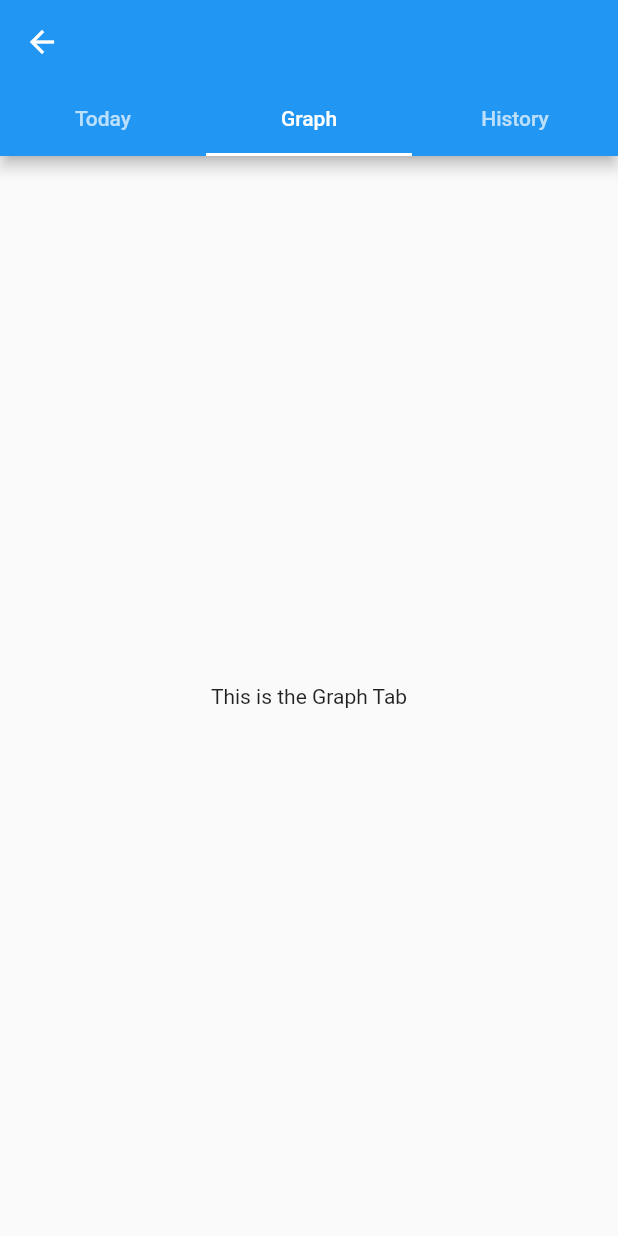
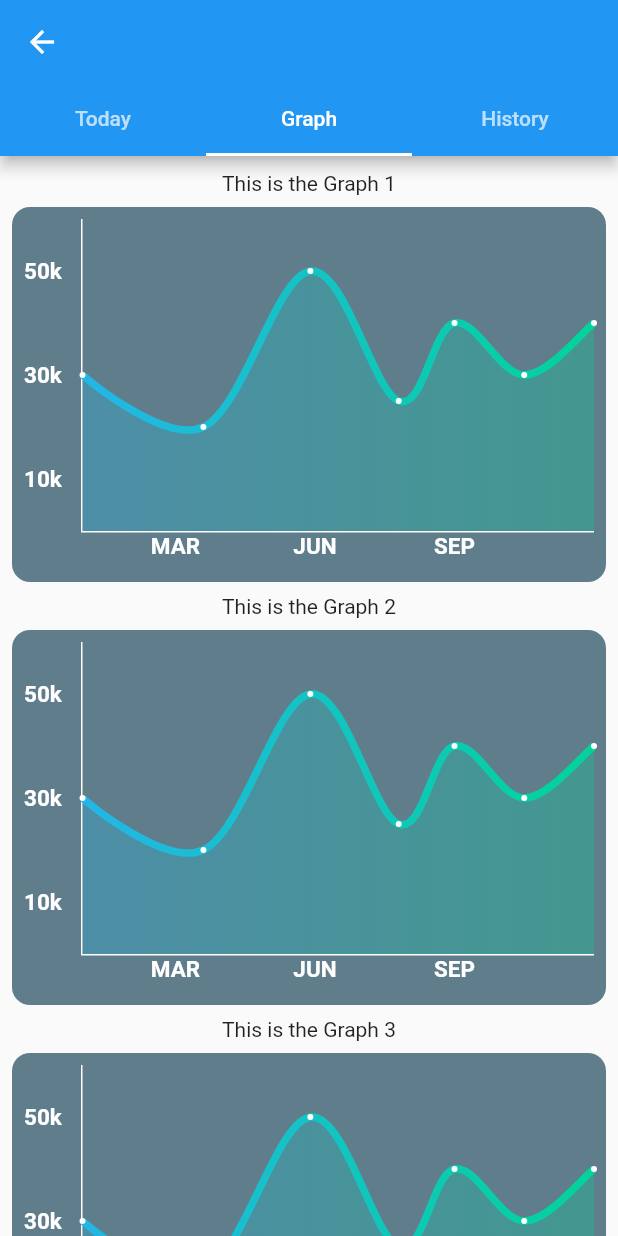
Before and after one commit to Maccas21/flutter_gym_app, a Flutter app: the ExercisesTabView screen opened directly with empty values, tab 2 chosen, on a phone screen of 412 x 824 dp. Run offline on Flutter 3.47's test engine with Material 2 defaults, Android fonts, the phone set to English and light mode, and no system bars; drawn by our look-alikes of fl_chart; our stand-ins replace hive, hive_flutter; accounts and stored records are empty.

Commit message:
added temp graphs

```diff
--- a/lib/Pages/exercise_graph_tab.dart
+++ b/lib/Pages/exercise_graph_tab.dart
@@ -1,4 +1,5 @@
 import 'package:flutter/material.dart';
+import 'package:flutter_gym_app/Util/exercise_graph.dart';
 
 class ExerciseGraphTab extends StatefulWidget {
   const ExerciseGraphTab({super.key});
@@ -10,8 +11,47 @@ class ExerciseGraphTab extends StatefulWidget {
 class _ExerciseGraphTabState extends State<ExerciseGraphTab> {
   @override
   Widget build(BuildContext context) {
-    return const Center(
-      child: Text('This is the Graph Tab'),
+    return SingleChildScrollView(
+      child: Column(
+        children: [
+          const SizedBox(
+            height: 10,
+          ),
+          const Text('This is the Graph 1'),
+          Container(
+            height: 250,
+            margin: const EdgeInsets.all(8),
+            padding: const EdgeInsets.all(8),
+            decoration: BoxDecoration(
+              color: Colors.blueGrey,
+              borderRadius: BorderRadius.circular(12),
+            ),
+            child: const ExerciseGraph(),
+          ),
+          const Text('This is the Graph 2'),
+          Container(
+            height: 250,
+            margin: const EdgeInsets.all(8),
+            padding: const EdgeInsets.all(8),
+            decoration: BoxDecoration(
+              color: Colors.blueGrey,
+              borderRadius: BorderRadius.circular(12),
+            ),
+            child: const ExerciseGraph(),
+          ),
+          const Text('This is the Graph 3'),
+          Container(
+            height: 250,
+            margin: const EdgeInsets.all(8),
+            padding: const EdgeInsets.all(8),
+            decoration: BoxDecoration(
+              color: Colors.blueGrey,
+              borderRadius: BorderRadius.circular(12),
+            ),
+            child: const ExerciseGraph(),
+          ),
+        ],
+      ),
     );
   }
 }
--- a/lib/Pages/exercises_tabview.dart
+++ b/lib/Pages/exercises_tabview.dart
@@ -67,7 +67,10 @@ class _ExercisesTabViewState extends State<ExercisesTabView> {
           title: Text(widget.exerciseName),
           bottom: TabBar(tabs: tabBar),
         ),
-        body: TabBarView(children: tabs),
+        body: TabBarView(
+          physics: const NeverScrollableScrollPhysics(),
+          children: tabs,
+        ),
       ),
     );
   }
--- /dev/null
+++ b/lib/Util/exercise_graph.dart
@@ -0,0 +1,200 @@
+import 'package:flutter/material.dart';
+import 'package:fl_chart/fl_chart.dart';
+
+class ExerciseGraph extends StatefulWidget {
+  const ExerciseGraph({super.key});
+
+  @override
+  State<ExerciseGraph> createState() => _ExerciseGraphState();
+}
+
+class _ExerciseGraphState extends State<ExerciseGraph> {
+  final List<Color> gradientColors = [
+    const Color(0xff23b6e6),
+    const Color(0xff02d39a),
+  ];
+
+  TextStyle textStyle = const TextStyle(
+    color: Colors.white,
+    fontWeight: FontWeight.bold,
+    fontSize: 15,
+  );
+
+  @override
+  Widget build(BuildContext context) {
+    return LineChart(
+      LineChartData(
+        minX: 0,
+        maxX: 11,
+        minY: 0,
+        maxY: 6,
+        // XY LABELS
+        titlesData: FlTitlesData(
+          show: true,
+          topTitles: const AxisTitles(),
+          rightTitles: const AxisTitles(),
+          leftTitles: AxisTitles(
+            sideTitles: SideTitles(
+              showTitles: true,
+              getTitlesWidget: (value, meta) {
+                switch (value.toInt()) {
+                  case 1:
+                    return Text(
+                      '10k',
+                      style: textStyle,
+                    );
+                  case 3:
+                    return Text(
+                      '30k',
+                      style: textStyle,
+                    );
+                  case 5:
+                    return Text(
+                      '50k',
+                      style: textStyle,
+                    );
+                }
+                return const Text('');
+              },
+              reservedSize: 38,
+            ),
+          ),
+          bottomTitles: AxisTitles(
+            sideTitles: SideTitles(
+                showTitles: true,
+                getTitlesWidget: (value, meta) {
+                  switch (value.toInt()) {
+                    case 2:
+                      return Text(
+                        'MAR',
+                        style: textStyle,
+                      );
+                    case 5:
+                      return Text(
+                        'JUN',
+                        style: textStyle,
+                      );
+                    case 8:
+                      return Text(
+                        'SEP',
+                        style: textStyle,
+                      );
+                  }
+                  return const Text('');
+                },
+                reservedSize: 25),
+          ),
+        ),
+        // GRID LINES
+        gridData: FlGridData(
+          drawHorizontalLine: false,
+          drawVerticalLine: false,
+          getDrawingHorizontalLine: (value) {
+            return const FlLine(
+              color: Colors.white,
+              strokeWidth: 1,
+            );
+          },
+          getDrawingVerticalLine: (value) {
+            return const FlLine(
+              color: Colors.white,
+              strokeWidth: 1,
+            );
+          },
+        ),
+        // BORDER LINES
+        borderData: FlBorderData(
+          show: true,
+          border: const Border(
+            left: BorderSide(
+              color: Colors.white,
+              width: 1,
+            ),
+            bottom: BorderSide(
+              color: Colors.white,
+              width: 1,
+            ),
+          ),
+        ),
+        // DATA POINTS
+        lineBarsData: [
+          LineChartBarData(
+              spots: [
+                const FlSpot(0, 3),
+                const FlSpot(2.6, 2),
+                const FlSpot(4.9, 5),
+                const FlSpot(6.8, 2.5),
+                const FlSpot(8, 4),
+                const FlSpot(9.5, 3),
+                const FlSpot(11, 4),
+              ],
+              isCurved: true,
+              gradient: LinearGradient(
+                colors: gradientColors,
+              ),
+              barWidth: 5,
+              // DOT POINTS
+              dotData: FlDotData(
+                show: true,
+                getDotPainter: (spot, percent, barData, index) {
+                  return FlDotCirclePainter(
+                    radius: 2,
+                    color: Colors.white,
+                    strokeWidth: 0,
+                  );
+                },
+              ),
+              belowBarData: BarAreaData(
+                  show: true,
+                  gradient: LinearGradient(
+                    colors: gradientColors
+                        .map((color) => color.withOpacity(0.3))
+                        .toList(),
+                  ))),
+        ],
+        // TOUCH POINTS AND LABELS
+        lineTouchData: LineTouchData(
+          getTouchedSpotIndicator: (barData, spotIndexes) {
+            return spotIndexes.map((spotIndex) {
+              return TouchedSpotIndicatorData(
+                // LINE UNDER POINT
+                const FlLine(
+                  color: Colors.cyanAccent,
+                  strokeWidth: 1,
+                ),
+                // DOT POINT
+                FlDotData(
+                  getDotPainter: (spot, percent, barData, index) {
+                    return FlDotCirclePainter(
+                      radius: 2,
+                      color: Colors.white,
+                      strokeWidth: 0,
+                    );
+                  },
+                ),
+              );
+            }).toList();
+          },
+          // TOUCH LABEL
+          touchTooltipData: LineTouchTooltipData(
+            tooltipBgColor: Colors.blueGrey.shade400,
+            getTooltipItems: (List<LineBarSpot> touchedSpots) {
+              return touchedSpots.map((flSpot) {
+                return LineTooltipItem(
+                  '${flSpot.x.toString()} \n',
+                  textStyle,
+                  children: [
+                    TextSpan(
+                      text: flSpot.y.toString(),
+                      style: textStyle,
+                    ),
+                  ],
+                );
+              }).toList();
+            },
+          ),
+        ),
+      ),
+    );
+  }
+}
--- a/pubspec.yaml
+++ b/pubspec.yaml
@@ -38,6 +38,7 @@ dependencies:
   intl: ^0.18.1
   hive: ^2.2.3
   hive_flutter: ^1.1.0
+  fl_chart: ^0.63.0
 
 dev_dependencies:
   flutter_test:
```
Also changed, not shown: pubspec.lock.
